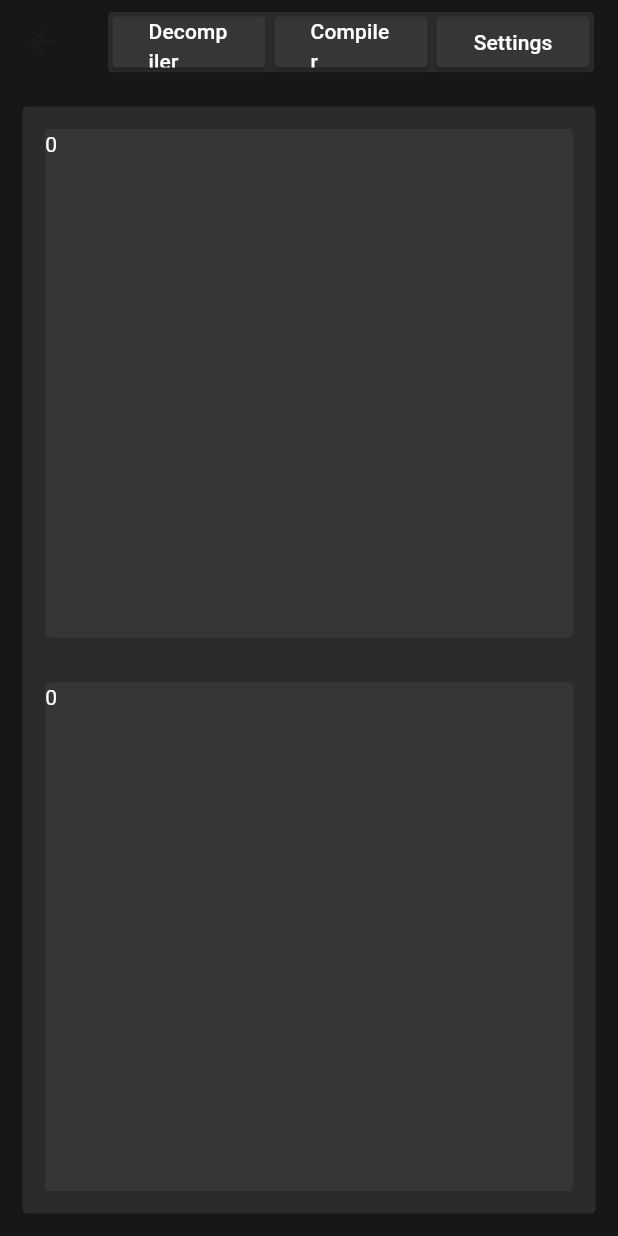
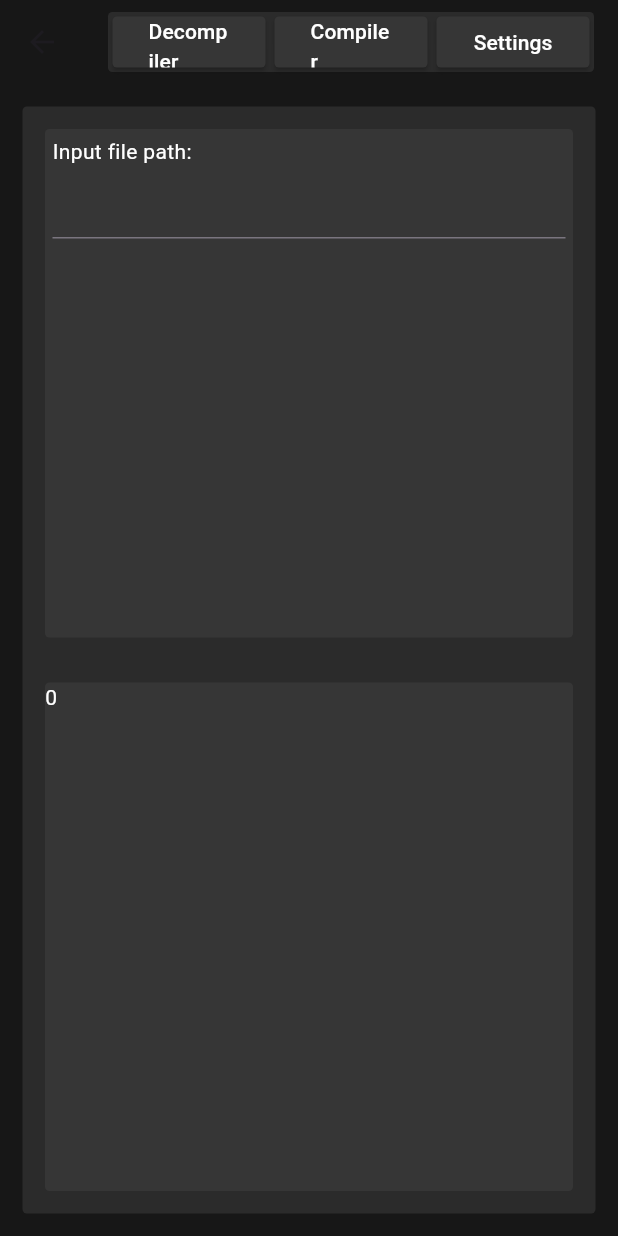
Before and after one commit to DanielRodriguezAriza/mpupgui, a Flutter app: the CompilerMenu screen opened by its route, on a phone screen of 412 x 824 dp. Run offline on Flutter 3.47's test engine with Material 3 defaults, Android fonts, the phone set to English and light mode, and no system bars.

Commit message:
Converted file processor widget into a stateful widget and added input text field for input file path

```diff
--- a/mpupgui/lib/widgets/mpup_file_processor.dart
+++ b/mpupgui/lib/widgets/mpup_file_processor.dart
@@ -4,6 +4,55 @@ import 'package:mpupgui/widgets/mpup_container.dart';
 import '../data/theme_manager.dart';
 import 'mpup_text.dart';
 
+class MagickaPupFileProcessor extends StatefulWidget {
+  const MagickaPupFileProcessor({super.key});
+
+  @override
+  State<MagickaPupFileProcessor> createState() => _MagickaPupFileProcessorState();
+}
+
+class _MagickaPupFileProcessorState extends State<MagickaPupFileProcessor> {
+
+  final TextEditingController controller = TextEditingController();
+
+  @override
+  Widget build(BuildContext context) {
+    return Column(
+      mainAxisSize: MainAxisSize.min,
+      children: [
+        Expanded(
+            child: MagickaPupContainer(
+              colorIndex: 2,
+              child: Padding(
+                  padding: EdgeInsets.all(5),
+                  child: Column(
+                    crossAxisAlignment: CrossAxisAlignment.start,
+                    children: [
+                      MagickaPupText(text: "Input file path: "),
+                      Expanded(
+                        child: TextField(
+                          controller: controller,
+                          keyboardType: TextInputType.text,
+                          textAlign: TextAlign.start
+                        )
+                      ),
+                    ],
+                  ),
+              ),
+            )
+        ),
+        Expanded(
+            child: MagickaPupContainer(
+              colorIndex: 2,
+              child: MagickaPupText(text: "0"),
+            )
+        ),
+      ],
+    );
+  }
+}
+
+/*
 class MagickaPupFileProcessor extends StatelessWidget {
 
   const MagickaPupFileProcessor({
@@ -18,7 +67,10 @@ class MagickaPupFileProcessor extends StatelessWidget {
         Expanded(
             child: MagickaPupContainer(
               colorIndex: 2,
-              child: MagickaPupText(text: "0"),
+              child: Padding(
+                padding: EdgeInsets.all(5),
+                child: MagickaPupText(text: "Input file path")
+              ),
             )
         ),
         Expanded(
@@ -31,3 +83,4 @@ class MagickaPupFileProcessor extends StatelessWidget {
     );
   }
 }
+*/
```
